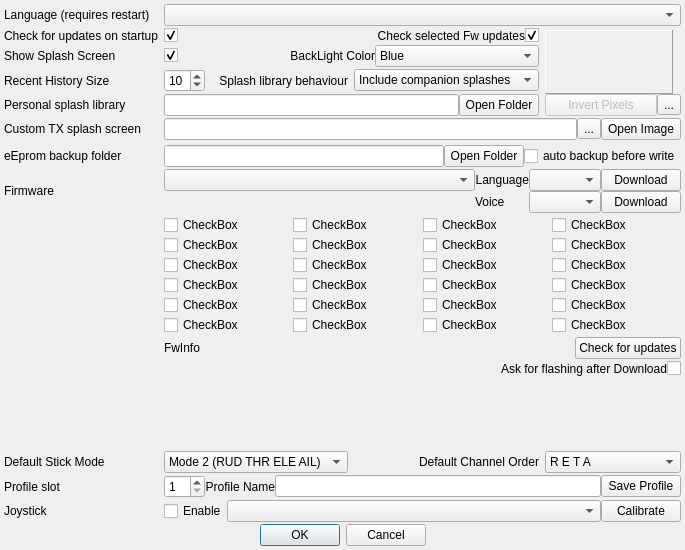
roberto1903/companion9x, file src/preferencesdialog.ui: the form before one commit.
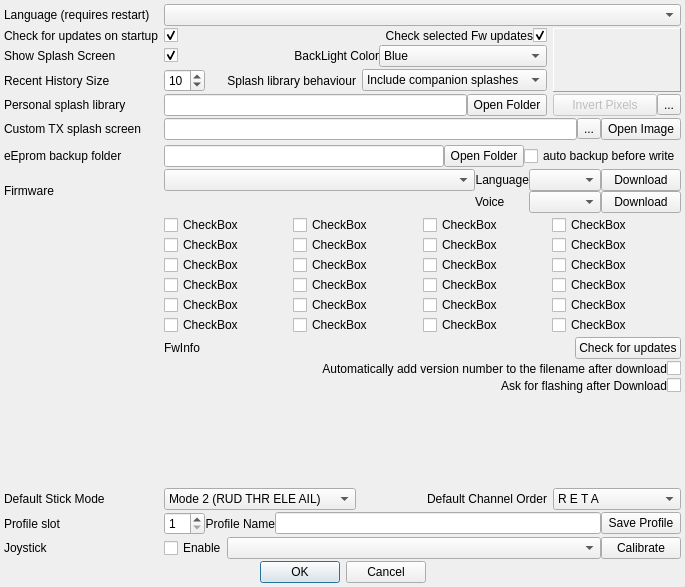
The form after the commit. Icons and pictures are not drawn.

Commit message: Implementation of issue 55 enhancement.

What changed in the file:
```diff
--- a/src/preferencesdialog.ui
+++ b/src/preferencesdialog.ui
@@ -7,7 +7,7 @@
     <x>0</x>
     <y>0</y>
     <width>685</width>
-    <height>550</height>
+    <height>587</height>
    </rect>
   </property>
   <property name="sizePolicy">
@@ -29,7 +29,7 @@
    <iconset resource="companion9x.qrc">
     <normaloff>:/images/preferences.png</normaloff>:/images/preferences.png</iconset>
   </property>
-  <layout class="QGridLayout" name="gridLayout_4" columnstretch="0,0,0,0,0">
+  <layout class="QGridLayout" name="gridLayout_4" columnstretch="0,1,1,1,0">
    <property name="sizeConstraint">
     <enum>QLayout::SetMinimumSize</enum>
    </property>
@@ -41,7 +41,7 @@
    </property>
    <item row="1" column="4" rowspan="4">
     <layout class="QGridLayout" name="gridLayout_3" columnstretch="0,0">
-     <item row="1" column="0" colspan="2">
+     <item row="0" column="0" colspan="2">
       <widget class="QLabel" name="imageLabel">
        <property name="sizePolicy">
         <sizepolicy hsizetype="Minimum" vsizetype="Minimum">
@@ -96,25 +96,22 @@
        </property>
       </widget>
      </item>
-     <item row="0" column="0" colspan="2">
+     <item row="1" column="0" colspan="2">
       <spacer name="verticalSpacer_2">
        <property name="orientation">
         <enum>Qt::Vertical</enum>
        </property>
-       <property name="sizeType">
-        <enum>QSizePolicy::Expanding</enum>
-       </property>
        <property name="sizeHint" stdset="0">
         <size>
-         <width>2</width>
-         <height>2</height>
+         <width>20</width>
+         <height>40</height>
         </size>
        </property>
       </spacer>
      </item>
     </layout>
    </item>
-   <item row="22" column="1" colspan="4">
+   <item row="23" column="1" colspan="4">
     <layout class="QHBoxLayout" name="horizontalLayout">
      <item>
       <widget class="QCheckBox" name="joystickChkB">
@@ -231,6 +228,19 @@
      </item>
     </layout>
    </item>
+   <item row="4" column="0">
+    <widget class="QLabel" name="label_9">
+     <property name="sizePolicy">
+      <sizepolicy hsizetype="Preferred" vsizetype="Minimum">
+       <horstretch>0</horstretch>
+       <verstretch>0</verstretch>
+      </sizepolicy>
+     </property>
+     <property name="text">
+      <string>Personal splash library</string>
+     </property>
+    </widget>
+   </item>
    <item row="9" column="1" colspan="4">
     <layout class="QGridLayout" name="gridLayout_5" columnstretch="1,0,0,0">
      <property name="sizeConstraint">
@@ -302,7 +312,7 @@
      </item>
     </layout>
    </item>
-   <item row="24" column="0" colspan="5">
+   <item row="25" column="0" colspan="5">
     <layout class="QHBoxLayout" name="horizontalLayout_3">
      <item>
       <spacer name="horizontalSpacer_3">
@@ -538,7 +548,7 @@
      </item>
     </layout>
    </item>
-   <item row="13" column="1" colspan="4">
+   <item row="14" column="1" colspan="4">
     <layout class="QHBoxLayout" name="horizontalLayout_6" stretch="1,0">
      <item>
       <widget class="QLabel" name="label_12">
@@ -581,7 +591,7 @@
      </property>
     </spacer>
    </item>
-   <item row="19" column="1" colspan="4">
+   <item row="20" column="1" colspan="4">
     <layout class="QHBoxLayout" name="horizontalLayout_9">
      <item>
       <widget class="QSpinBox" name="ProfSlot_SB">
@@ -727,7 +737,7 @@
      </property>
     </widget>
    </item>
-   <item row="18" column="4">
+   <item row="19" column="4">
     <widget class="QComboBox" name="channelorderCB">
      <property name="sizePolicy">
       <sizepolicy hsizetype="MinimumExpanding" vsizetype="Fixed">
@@ -887,7 +897,7 @@
      </property>
     </widget>
    </item>
-   <item row="18" column="0">
+   <item row="19" column="0">
     <widget class="QLabel" name="label_14">
      <property name="sizePolicy">
       <sizepolicy hsizetype="Preferred" vsizetype="Minimum">
@@ -900,7 +910,7 @@
      </property>
     </widget>
    </item>
-   <item row="18" column="3">
+   <item row="19" column="3">
     <widget class="QLabel" name="label_13">
      <property name="sizePolicy">
       <sizepolicy hsizetype="MinimumExpanding" vsizetype="Preferred">
@@ -949,20 +959,7 @@
      </property>
     </widget>
    </item>
-   <item row="4" column="0">
-    <widget class="QLabel" name="label_9">
-     <property name="sizePolicy">
-      <sizepolicy hsizetype="Preferred" vsizetype="Minimum">
-       <horstretch>0</horstretch>
-       <verstretch>0</verstretch>
-      </sizepolicy>
-     </property>
-     <property name="text">
-      <string>Personal splash library</string>
-     </property>
-    </widget>
-   </item>
-   <item row="18" column="1" colspan="2">
+   <item row="19" column="1" colspan="2">
     <widget class="QComboBox" name="stickmodeCB">
      <property name="whatsThis">
       <string>Mode selection:
@@ -1010,7 +1007,7 @@
      </item>
     </widget>
    </item>
-   <item row="22" column="0">
+   <item row="23" column="0">
     <widget class="QLabel" name="label_11">
      <property name="sizePolicy">
       <sizepolicy hsizetype="MinimumExpanding" vsizetype="Minimum">
@@ -1088,7 +1085,7 @@
      </property>
     </widget>
    </item>
-   <item row="19" column="0">
+   <item row="20" column="0">
     <widget class="QLabel" name="label_15">
      <property name="text">
       <string>Profile slot</string>
@@ -1123,7 +1120,7 @@
      </item>
     </layout>
    </item>
-   <item row="14" column="1" colspan="4">
+   <item row="15" column="1" colspan="4">
     <spacer name="verticalSpacer">
      <property name="orientation">
       <enum>Qt::Vertical</enum>
@@ -1139,6 +1136,33 @@
      </property>
     </spacer>
    </item>
+   <item row="13" column="1" colspan="4">
+    <layout class="QHBoxLayout" name="horizontalLayout_11" stretch="1,0">
+     <item>
+      <widget class="QLabel" name="label_18">
+       <property name="sizePolicy">
+        <sizepolicy hsizetype="Preferred" vsizetype="Minimum">
+         <horstretch>0</horstretch>
+         <verstretch>0</verstretch>
+        </sizepolicy>
+       </property>
+       <property name="text">
+        <string>Automatically add version number to the filename after download</string>
+       </property>
+       <property name="alignment">
+        <set>Qt::AlignRight|Qt::AlignTrailing|Qt::AlignVCenter</set>
+       </property>
+      </widget>
+     </item>
+     <item>
+      <widget class="QCheckBox" name="renameFirmware">
+       <property name="text">
+        <string/>
+       </property>
+      </widget>
+     </item>
+    </layout>
+   </item>
   </layout>
  </widget>
  <tabstops>
```
The commit also changes 2 other files.
